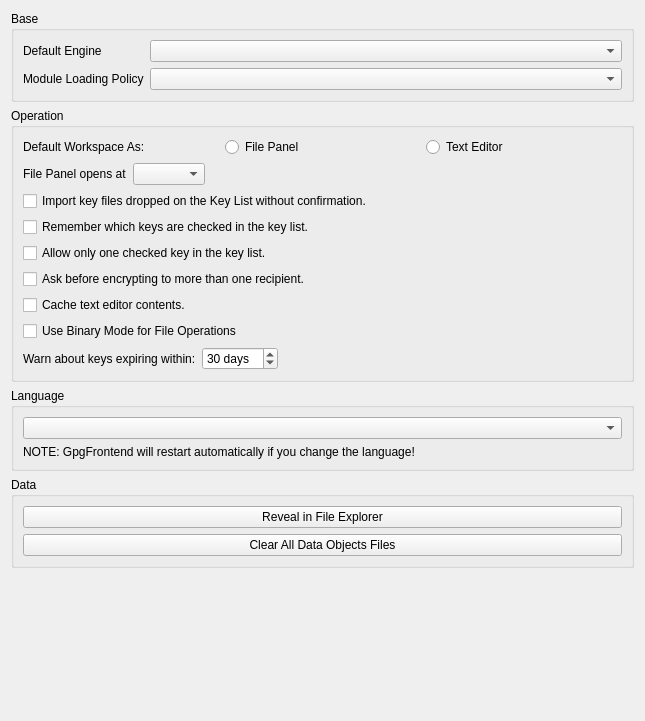
First picture: the form in ui/GeneralSettings.ui, repository saturneric/GpgFrontend, before the edit.
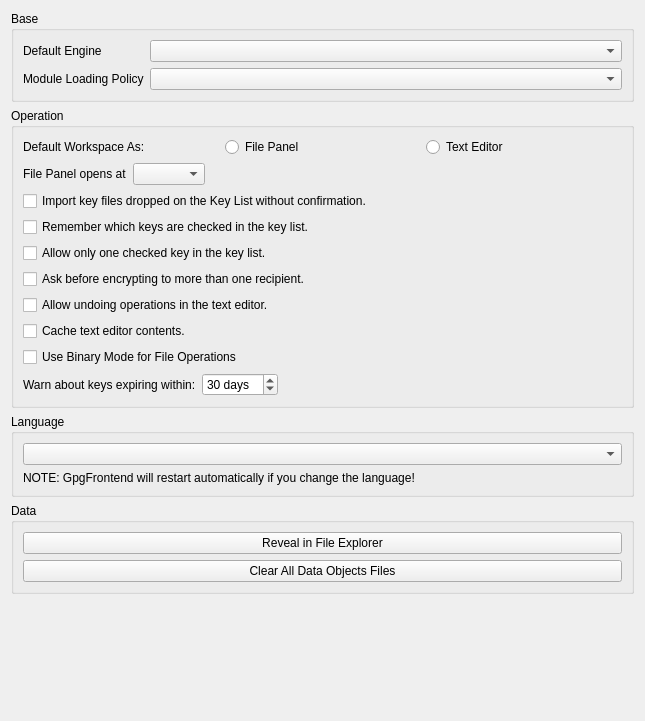
Second picture: the form after the edit.

Commit message:
feat(editor): add undoable operation results
- add a setting to preserve replaced editor text for undo
- centralize document replacement while preserving undo state
- explain plaintext retention risks in the setting tooltip
- show the recipient blocking encryption in action tooltips

Diff of the .ui file:
```diff
--- a/ui/GeneralSettings.ui
+++ b/ui/GeneralSettings.ui
@@ -160,6 +160,13 @@
             </property>
            </widget>
           </item>
+          <item>
+           <widget class="QCheckBox" name="undoableOperationsCheckBox">
+            <property name="text">
+             <string>Allow undoing operations in the text editor.</string>
+            </property>
+           </widget>
+          </item>
           <item>
            <widget class="QCheckBox" name="restoreTextEditorPageCheckBox">
             <property name="text">
```
The commit also changes 7 other files.
